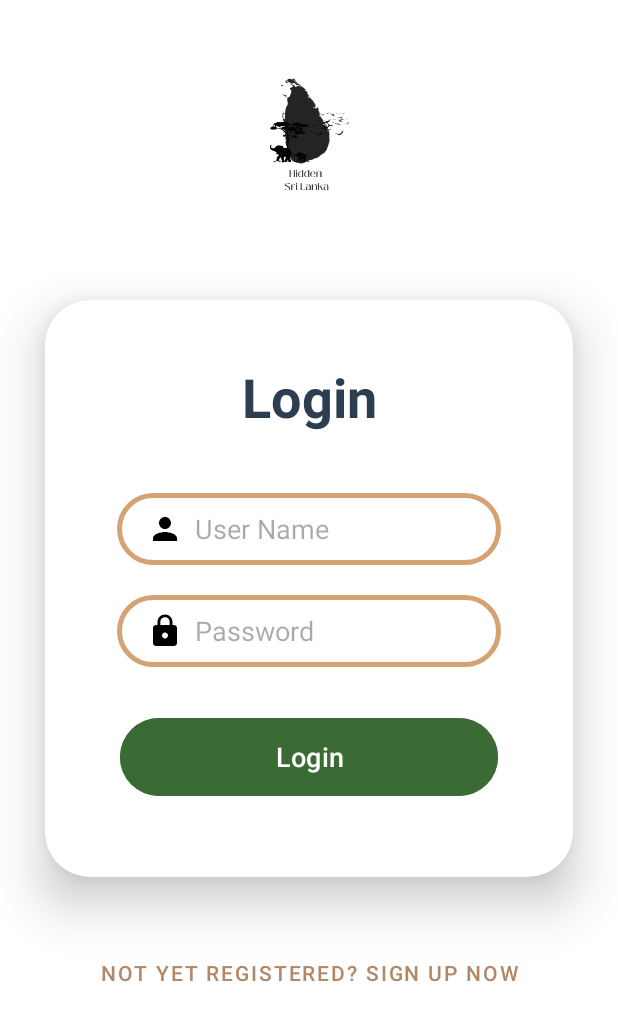
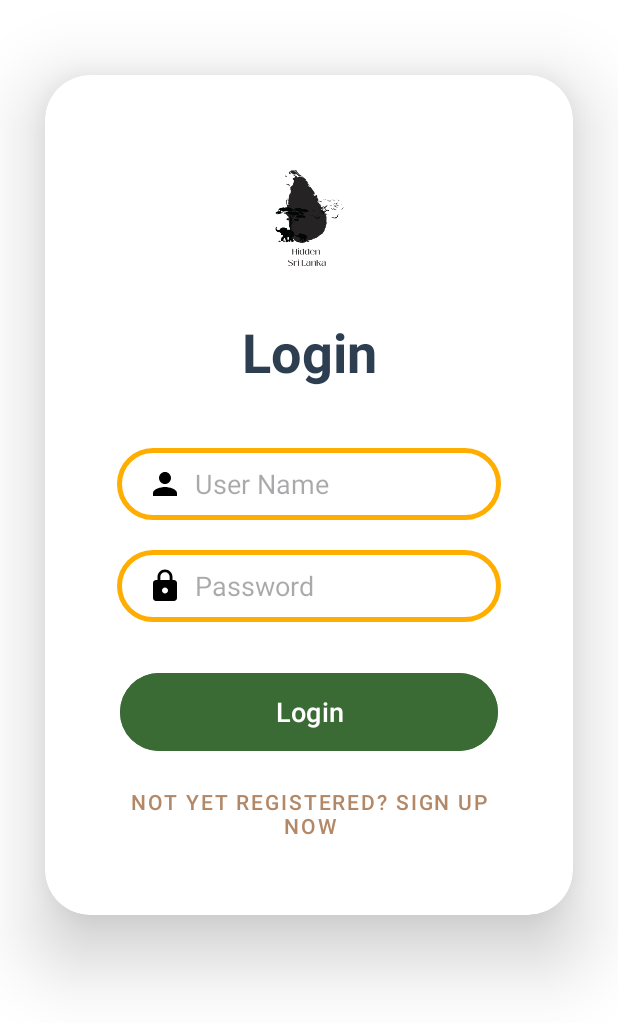
Before and after one commit to Hidden-Sri-Lanka/Hidden-Sri-Lanka, an Android app: the LoginActivity screen opened directly, with no data from a screen before it, on a phone screen of 412 x 824 dp. Shown: the top 1023 px of the screen. Run offline under Robolectric (Android 15) with nearby library versions, the phone set to English and light mode, and no system bars.

Commit message:
Save FIle

```diff
--- a/app/src/main/res/drawable/custom_edittext.xml
+++ b/app/src/main/res/drawable/custom_edittext.xml
@@ -4,7 +4,7 @@
 
     <stroke
         android:width="3dp"
-        android:color="@color/GoldSand"
+        android:color="@color/GoldYellow"
         />
 
     <corners
--- a/app/src/main/res/layout/activity_login.xml
+++ b/app/src/main/res/layout/activity_login.xml
@@ -32,12 +32,7 @@
         android:layout_marginTop="20dp"
         android:padding="0dp">
 
-        <ImageView
-            android:layout_gravity="center_horizontal"
-            android:layout_width="140dp"
-            android:layout_height="150dp"
-            android:layout_marginTop="0dp"
-            app:srcCompat="@drawable/hsl_only_logo_transparent_black" />
+
     </LinearLayout>
 
 <!--        loging widget -->
@@ -47,7 +42,7 @@
         app:cardBackgroundColor="@color/white"
         android:layout_margin="30dp"
         app:cardCornerRadius="30dp"
-        app:cardElevation="20dp">
+        app:cardElevation="30dp">
 
         <LinearLayout
             android:layout_width="match_parent"
@@ -55,6 +50,13 @@
             android:orientation="vertical"
             android:padding="40dp">
 
+            <ImageView
+                android:layout_width="140dp"
+                android:layout_height="120dp"
+                android:layout_gravity="center_horizontal"
+                android:layout_marginTop="0dp"
+                android:padding="0dp"
+                app:srcCompat="@drawable/hsl_only_logo_transparent_black" />
 <!--            login lable-->
             <TextView
                 android:id="@+id/loginLable"
@@ -114,19 +116,21 @@
                 android:layout_marginBottom="10dp"
                 android:backgroundTint="@color/DeepForestGreen"
                 app:cornerRadius = "30dp"/>
+
+            <com.google.android.material.button.MaterialButton
+                style="@style/Widget.MaterialComponents.Button.TextButton"
+                android:layout_width="match_parent"
+                android:layout_height="wrap_content"
+                android:textColor="@color/Tanbrown"
+                android:layout_marginTop="0dp"
+                android:onClick="toSinUp"
+                android:text="@string/not_yet_registered_sign_up_now"/>
         </LinearLayout>
     </androidx.cardview.widget.CardView>
 
     <!-- Button Not registerd  -->
 
-    <com.google.android.material.button.MaterialButton
-        style="@style/Widget.MaterialComponents.Button.TextButton"
-        android:layout_width="match_parent"
-        android:layout_height="wrap_content"
-        android:textColor="@color/Tanbrown"
-        android:layout_marginTop="10dp"
-        android:onClick="toSinUp"
-        android:text="@string/not_yet_registered_sign_up_now"/>
+
 
 
     </LinearLayout>
--- a/app/src/main/res/layout/activity_welcome.xml
+++ b/app/src/main/res/layout/activity_welcome.xml
@@ -46,7 +46,7 @@
         android:layout_marginBottom="100dp"
         android:text="@string/next"
         android:textSize="18sp"
-        android:backgroundTint="@color/NavyBlue"
+        android:backgroundTint="@color/DeepForestGreen"
         app:cornerRadius="20dp" />
 
 </LinearLayout>
--- a/app/src/main/res/values/colors.xml
+++ b/app/src/main/res/values/colors.xml
@@ -34,6 +34,7 @@
 <!--    Star ratings for locations.-->
 <!--    Highlighting a special feature or a new "pro" tip within a description.-->
     <color name="GoldSand">#D4A373 </color>
+    <color name="GoldYellow">#FFAE00 </color>
 
 <!--    Transparent Colors -->
     <color name="white_transparent">#80FFFFFF</color>
--- a/app/src/main/res/values/strings.xml
+++ b/app/src/main/res/values/strings.xml
@@ -16,6 +16,8 @@
     <string name="uncover_the_wonders_beyond_the_guidebook">Uncover the Wonders Beyond the Guidebook</string>
     <string name="next">Next</string>
     <string name="lets_explore_button">Let\'s Explore</string>
-    <string name="explorShere">Explore and Share 🔥</string>
+    <string name="explorShere">Explore &amp; Share 🔥</string>
+    <string name="discover_sri_lanka_s_hidden_wonders">Discover Sri Lanka\'s Hidden Wonders 🔥</string>
+    <string name="simple_paragraph_1">Find unique destinations, authentic experiences, and connect with fellow explorers.</string>
 
 </resources>
```
Also changed, not shown: app/src/main/res/layout/activity_onboarding_screen2.xml (+17 -15 lines).
